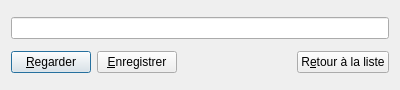
This is dvdtools/recorder/detailwnd.ui in rickyrockrat/dvd-tools as Qt 5 draws it before an edit. The edited form follows.
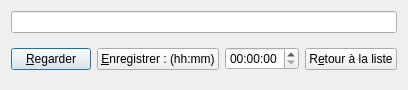
This is the edited form.

What changed in the file:
```diff
--- a/dvdtools/recorder/detailwnd.ui
+++ b/dvdtools/recorder/detailwnd.ui
@@ -12,7 +12,7 @@
   <property name="windowTitle" >
    <string>Vidéo </string>
   </property>
-  <layout class="QVBoxLayout" >
+  <layout class="QVBoxLayout" name="verticalLayout" >
    <item>
     <widget class="QLineEdit" name="leAdresse" >
      <property name="readOnly" >
@@ -21,7 +21,7 @@
     </widget>
    </item>
    <item>
-    <layout class="QHBoxLayout" >
+    <layout class="QHBoxLayout" name="horizontalLayout" >
      <item>
       <widget class="QPushButton" name="pbRegarder" >
        <property name="text" >
@@ -32,19 +32,22 @@
      <item>
       <widget class="QPushButton" name="pbEnregistrer" >
        <property name="text" >
-        <string>&amp;Enregistrer</string>
+        <string>&amp;Enregistrer : (hh:mm)</string>
        </property>
       </widget>
      </item>
+     <item>
+      <widget class="QTimeEdit" name="teDuree" />
+     </item>
      <item>
       <spacer>
        <property name="orientation" >
         <enum>Qt::Horizontal</enum>
        </property>
-       <property name="sizeHint" >
+       <property name="sizeHint" stdset="0" >
         <size>
-         <width>40</width>
-         <height>20</height>
+         <width>18</width>
+         <height>40</height>
         </size>
        </property>
       </spacer>
```
